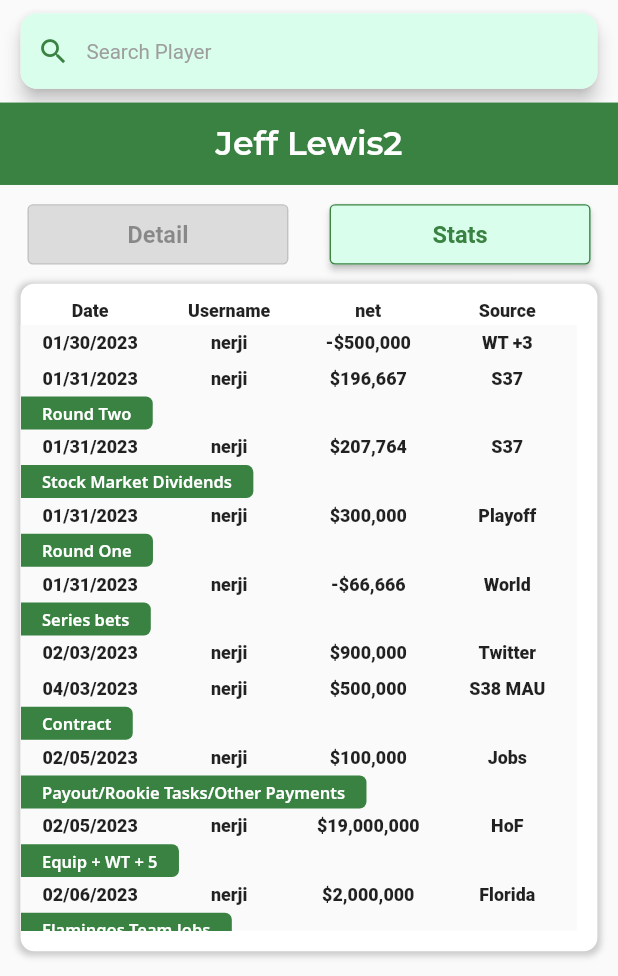
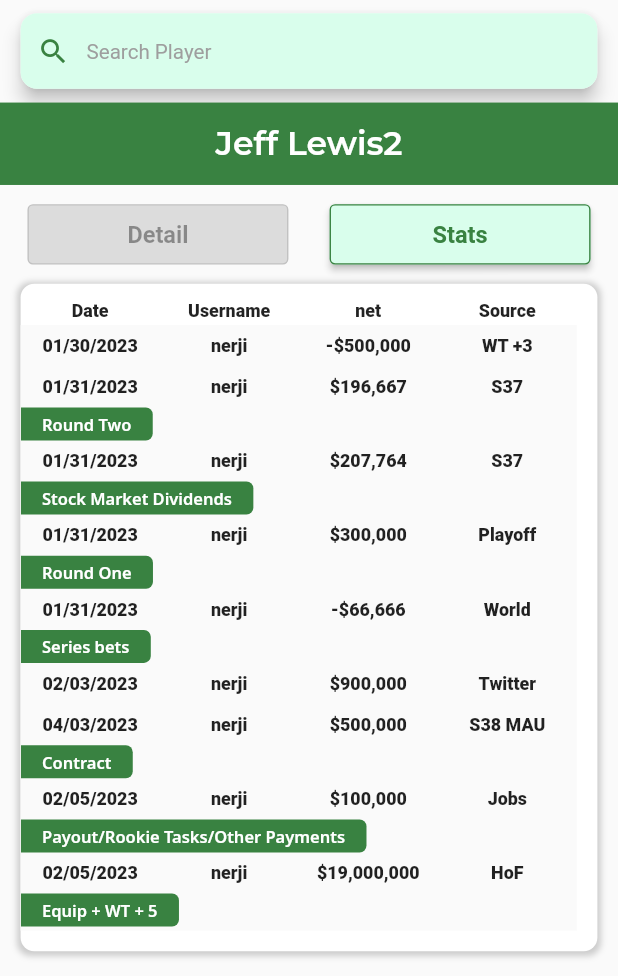
Before and after one commit to svlobachev/uw_task1, a Flutter app: the Page2 screen opened by its route, on a phone screen of 412 x 824 dp, the part 260-1236 px from its top. Run offline on Flutter 3.47's test engine with Material 2 defaults, Android fonts, the phone set to English and light mode, and no system bars; our stand-ins replace google_fonts, responsive_framework.

Commit message:
added table2
Signed-off-by: sergeilobachev <gsvlobachev@gmail.com>

```diff
--- a/lib/pages/page2/page_2_table_gen.dart
+++ b/lib/pages/page2/page_2_table_gen.dart
@@ -90,7 +90,7 @@ class TableGen2 {
                       verticalAlignment: TableCellVerticalAlignment.top,
                       child: Container(
                         alignment: Alignment.center,
-                        height: 26,
+                        height: 30,
                         child: Text(
                           item.value[i][ii],
                           textAlign: TextAlign.center,
```
